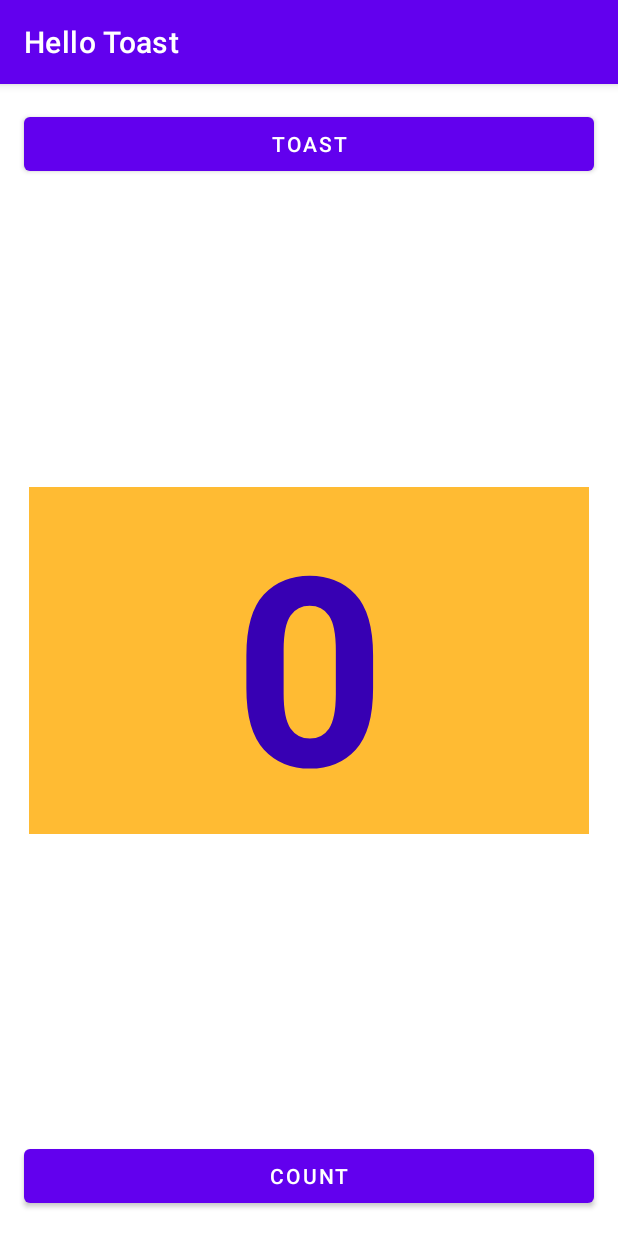
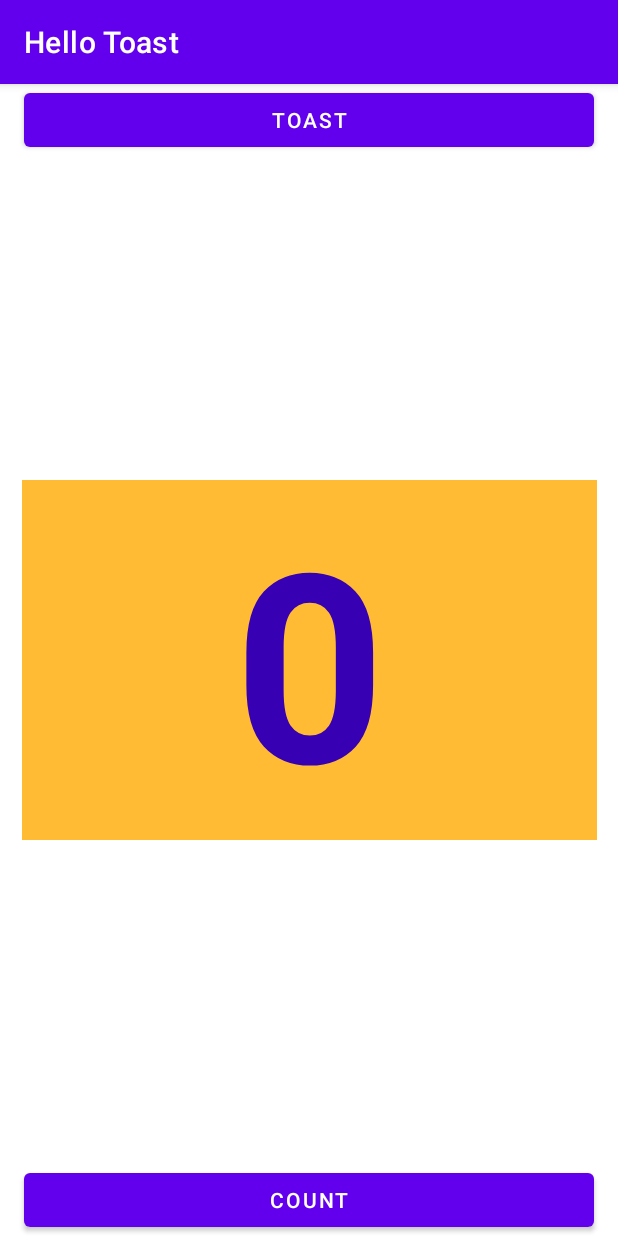
Before and after one commit to 9841sushant/Lab1-Hello-Toast-, an Android app: the screen it shows after launch (MainActivity), on a phone screen of 412 x 824 dp. Run offline under Robolectric (Android 15) with nearby library versions, the phone set to English and light mode, and no system bars.

Commit message:
Lab 1-fourth commit

```diff
--- a/app/src/main/res/layout/activity_main.xml
+++ b/app/src/main/res/layout/activity_main.xml
@@ -11,29 +11,19 @@
         android:layout_width="0dp"
         android:layout_height="wrap_content"
         android:layout_marginStart="16dp"
-        android:layout_marginTop="16dp"
         android:layout_marginEnd="16dp"
         android:text="@string/toast_btn"
+        app:layout_constraintBottom_toTopOf="@+id/txtview"
         app:layout_constraintEnd_toEndOf="parent"
+        app:layout_constraintHorizontal_bias="1.0"
         app:layout_constraintStart_toStartOf="parent"
-        app:layout_constraintTop_toTopOf="parent" />
-
-    <Button
-        android:id="@+id/btncnt"
-        android:layout_width="0dp"
-        android:layout_height="wrap_content"
-        android:layout_marginStart="16dp"
-        android:layout_marginEnd="16dp"
-        android:layout_marginBottom="16dp"
-        android:text="@string/count_btn"
-        app:layout_constraintBottom_toBottomOf="parent"
-        app:layout_constraintEnd_toEndOf="parent"
-        app:layout_constraintStart_toStartOf="parent" />
+        app:layout_constraintTop_toTopOf="parent"
+        app:layout_constraintVertical_chainStyle="spread_inside" />
 
     <TextView
         android:id="@+id/txtview"
-        android:layout_width="373dp"
-        android:layout_height="231dp"
+        android:layout_width="383dp"
+        android:layout_height="240dp"
         android:background="@android:color/holo_orange_light"
         android:gravity="center"
         android:text="@string/_0"
@@ -45,4 +35,18 @@
         app:layout_constraintEnd_toEndOf="parent"
         app:layout_constraintStart_toStartOf="parent"
         app:layout_constraintTop_toBottomOf="@+id/btntst" />
+
+    <Button
+        android:id="@+id/btncnt"
+        android:layout_width="0dp"
+        android:layout_height="wrap_content"
+        android:layout_marginStart="16dp"
+        android:layout_marginEnd="16dp"
+        android:text="@string/count_btn"
+        app:layout_constraintBottom_toBottomOf="parent"
+        app:layout_constraintEnd_toEndOf="parent"
+        app:layout_constraintHorizontal_bias="0.0"
+        app:layout_constraintStart_toStartOf="parent"
+        app:layout_constraintTop_toBottomOf="@+id/txtview" />
+
 </androidx.constraintlayout.widget.ConstraintLayout>
```
Also changed, not shown: 4 other files.
